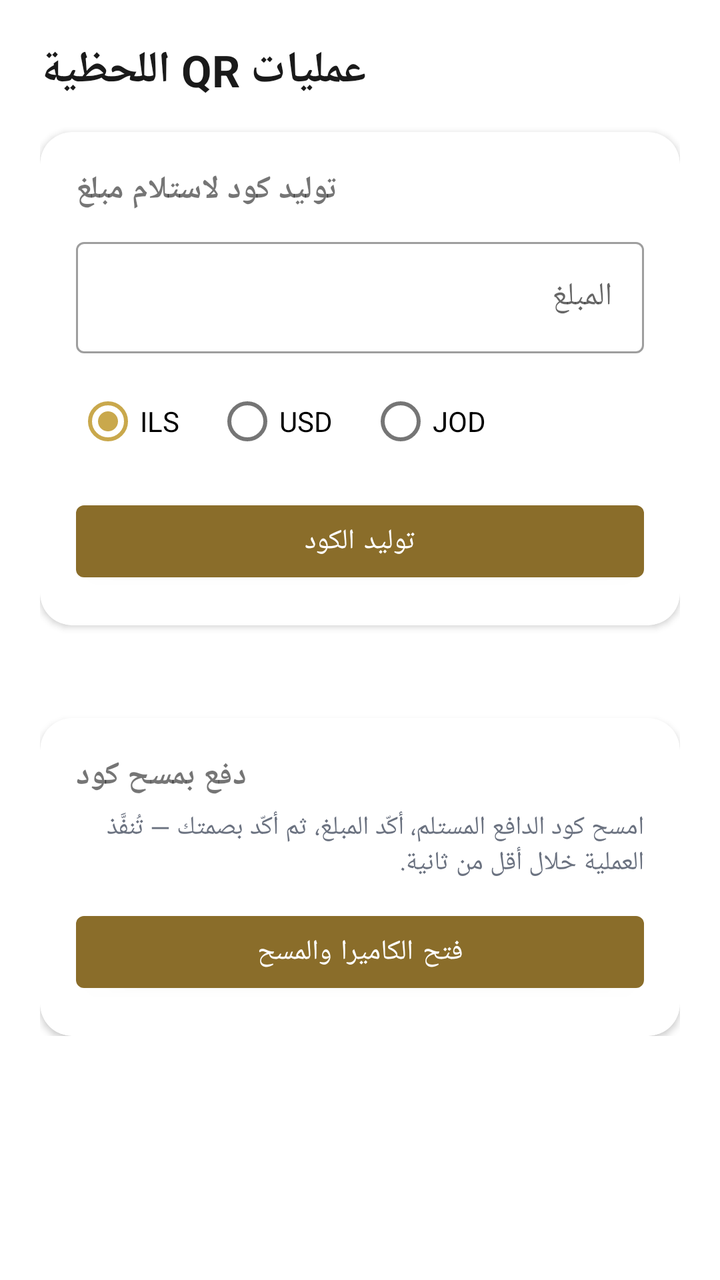
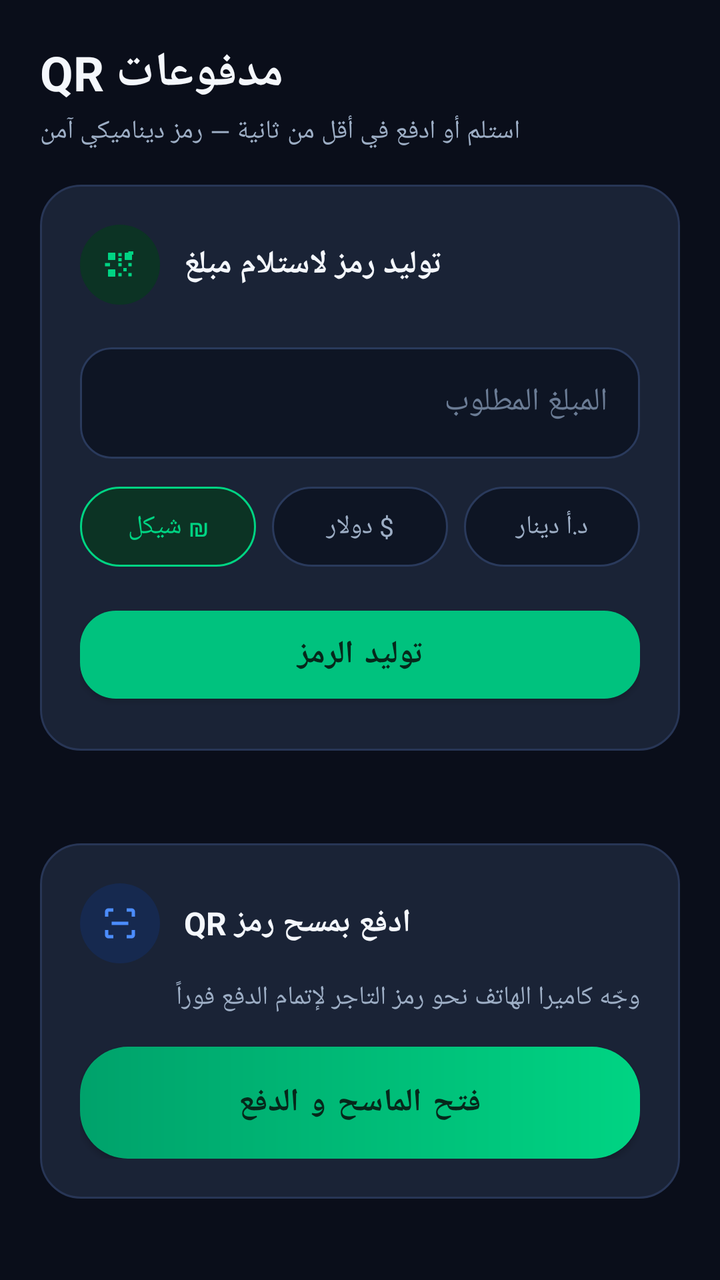

Compare the two renders of this Android layout. The source of the first and the diff that turns it into the second are given below.
<!-- AndroidManifest.xml: application theme Theme.Fakah -->
<!-- res/layout/fragment_qr.xml -->
<?xml version="1.0" encoding="utf-8"?>
<ScrollView xmlns:android="http://schemas.android.com/apk/res/android"
    xmlns:app="http://schemas.android.com/apk/res-auto"
    android:layout_width="match_parent"
    android:layout_height="match_parent">

    <LinearLayout
        android:layout_width="match_parent"
        android:layout_height="wrap_content"
        android:orientation="vertical"
        android:padding="20dp">

        <TextView
            android:layout_width="wrap_content"
            android:layout_height="wrap_content"
            android:text="عمليات QR اللحظية"
            android:textSize="22sp"
            android:textStyle="bold"
            android:textColor="@color/primaryText" />

        
        <com.google.android.material.card.MaterialCardView
            android:layout_width="match_parent"
            android:layout_height="wrap_content"
            app:cardCornerRadius="16dp"
            app:cardElevation="2dp"
            android:layout_marginTop="16dp">
            <LinearLayout
                android:layout_width="match_parent"
                android:layout_height="wrap_content"
                android:orientation="vertical"
                android:padding="18dp">

                <TextView
                    android:layout_width="wrap_content"
                    android:layout_height="wrap_content"
                    android:text="توليد كود لاستلام مبلغ"
                    android:textStyle="bold"
                    android:textSize="16sp"
                    android:layout_marginBottom="10dp" />

                <com.google.android.material.textfield.TextInputLayout
                    android:layout_width="match_parent"
                    android:layout_height="wrap_content"
                    android:hint="المبلغ"
                    style="@style/Widget.MaterialComponents.TextInputLayout.OutlinedBox">
                    <com.google.android.material.textfield.TextInputEditText
                        android:id="@+id/etAmount"
                        android:layout_width="match_parent"
                        android:layout_height="wrap_content"
                        android:inputType="numberDecimal"
                        android:textDirection="ltr" />
                </com.google.android.material.textfield.TextInputLayout>

                <RadioGroup
                    android:id="@+id/rgCurrency"
                    android:layout_width="match_parent"
                    android:layout_height="wrap_content"
                    android:orientation="horizontal"
                    android:layout_marginTop="10dp">
                    <RadioButton
                        android:id="@+id/rbIls"
                        android:layout_width="wrap_content"
                        android:layout_height="wrap_content"
                        android:text="ILS"
                        android:checked="true" />
                    <RadioButton
                        android:id="@+id/rbUsd"
                        android:layout_width="wrap_content"
                        android:layout_height="wrap_content"
                        android:layout_marginStart="18dp"
                        android:text="USD" />
                    <RadioButton
                        android:id="@+id/rbJod"
                        android:layout_width="wrap_content"
                        android:layout_height="wrap_content"
                        android:layout_marginStart="18dp"
                        android:text="JOD" />
                </RadioGroup>

                <com.google.android.material.button.MaterialButton
                    android:id="@+id/btnGenerate"
                    android:layout_width="match_parent"
                    android:layout_height="wrap_content"
                    android:layout_marginTop="12dp"
                    android:text="توليد الكود" />

                <com.google.android.material.card.MaterialCardView
                    android:id="@+id/cardQrResult"
                    android:layout_width="match_parent"
                    android:layout_height="wrap_content"
                    app:cardCornerRadius="12dp"
                    android:layout_marginTop="14dp"
                    android:visibility="gone">
                    <LinearLayout
                        android:layout_width="match_parent"
                        android:layout_height="wrap_content"
                        android:orientation="vertical"
                        android:gravity="center_horizontal"
                        android:padding="14dp">
                        <ImageView
                            android:id="@+id/ivQr"
                            android:layout_width="260dp"
                            android:layout_height="260dp"
                            android:contentDescription="QR code" />
                        <TextView
                            android:id="@+id/tvQrAmount"
                            android:layout_width="wrap_content"
                            android:layout_height="wrap_content"
                            android:layout_marginTop="8dp"
                            android:textSize="18sp"
                            android:textStyle="bold"
                            android:textColor="@color/goldDark" />
                        <TextView
                            android:id="@+id/tvQrExpiry"
                            android:layout_width="wrap_content"
                            android:layout_height="wrap_content"
                            android:textColor="@color/textSecondary"
                            android:layout_marginTop="4dp" />
                    </LinearLayout>
                </com.google.android.material.card.MaterialCardView>
            </LinearLayout>
        </com.google.android.material.card.MaterialCardView>

        <TextView
            android:id="@+id/tvQrHint"
            android:layout_width="match_parent"
            android:layout_height="wrap_content"
            android:layout_marginTop="10dp"
            android:textColor="@color/textSecondary"
            android:textSize="12sp"
            android:gravity="center" />

        
        <com.google.android.material.card.MaterialCardView
            android:layout_width="match_parent"
            android:layout_height="wrap_content"
            app:cardCornerRadius="16dp"
            app:cardElevation="2dp"
            android:layout_marginTop="20dp">
            <LinearLayout
                android:layout_width="match_parent"
                android:layout_height="wrap_content"
                android:orientation="vertical"
                android:padding="18dp">

                <TextView
                    android:layout_width="wrap_content"
                    android:layout_height="wrap_content"
                    android:text="دفع بمسح كود"
                    android:textStyle="bold"
                    android:textSize="16sp" />

                <TextView
                    android:layout_width="match_parent"
                    android:layout_height="wrap_content"
                    android:layout_marginTop="6dp"
                    android:text="امسح كود الدافع المستلم، أكّد المبلغ، ثم أكّد بصمتك — تُنفَّذ العملية خلال أقل من ثانية."
                    android:textColor="@color/textSecondary"
                    android:textSize="13sp" />

                <com.google.android.material.button.MaterialButton
                    android:id="@+id/btnScan"
                    android:layout_width="match_parent"
                    android:layout_height="wrap_content"
                    android:layout_marginTop="12dp"
                    android:text="فتح الكاميرا والمسح" />
            </LinearLayout>
        </com.google.android.material.card.MaterialCardView>
    </LinearLayout>
</ScrollView>
<!-- resources referenced by this layout -->
<resources>
  <color name="goldDark">#8A6D2A</color>
  <color name="primaryText">#1A1A1A</color>
  <color name="textSecondary">#6B7280</color>
  <style name="Theme.Fakah" parent="Theme.MaterialComponents.DayNight.NoActionBar">
          <item name="colorPrimary">@color/goldDark</item>
          <item name="colorPrimaryVariant">@color/gold</item>
          <item name="colorOnPrimary">#FFFFFF</item>
          <item name="colorSecondary">@color/gold</item>
          <item name="colorSecondaryVariant">@color/goldDark</item>
          <item name="colorOnSecondary">#1A1A1A</item>
          <item name="android:statusBarColor">@color/primaryText</item>
          <item name="android:windowBackground">@color/bg</item>
      </style>
  <color name="gold">#C9A84C</color>
  <color name="bg">#FFFFFF</color>
</resources>

<!-- the commit's change to res/layout/fragment_qr.xml (unified diff, before → after) -->
@@ -2,7 +2,9 @@
 <ScrollView xmlns:android="http://schemas.android.com/apk/res/android"
     xmlns:app="http://schemas.android.com/apk/res-auto"
     android:layout_width="match_parent"
-    android:layout_height="match_parent">
+    android:layout_height="match_parent"
+    android:scrollbars="none"
+    android:overScrollMode="never">
 
     <LinearLayout
         android:layout_width="match_parent"
@@ -13,159 +15,234 @@
         <TextView
             android:layout_width="wrap_content"
             android:layout_height="wrap_content"
-            android:text="عمليات QR اللحظية"
-            android:textSize="22sp"
+            android:text="مدفوعات QR"
+            android:textSize="24sp"
             android:textStyle="bold"
-            android:textColor="@color/primaryText" />
+            android:textColor="@color/textPrimary"/>
+
+        <TextView
+            android:layout_width="wrap_content"
+            android:layout_height="wrap_content"
+            android:layout_marginTop="4dp"
+            android:text="استلم أو ادفع في أقل من ثانية — رمز ديناميكي آمن"
+            android:textSize="13sp"
+            android:textColor="@color/textSecondary"/>
 
         
-        <com.google.android.material.card.MaterialCardView
+        <LinearLayout
             android:layout_width="match_parent"
             android:layout_height="wrap_content"
-            app:cardCornerRadius="16dp"
-            app:cardElevation="2dp"
-            android:layout_marginTop="16dp">
+            android:orientation="vertical"
+            android:background="@drawable/bg_tx_row"
+            android:padding="20dp"
+            android:layout_marginTop="18dp">
+
             <LinearLayout
-                android:layout_width="match_parent"
-                android:layout_height="wrap_content"
-                android:orientation="vertical"
-                android:padding="18dp">
-
-                <TextView
-                    android:layout_width="wrap_content"
-                    android:layout_height="wrap_content"
-                    android:text="توليد كود لاستلام مبلغ"
+                android:layout_width="wrap_content"
+                android:layout_height="wrap_content"
+                android:orientation="horizontal"
+                android:gravity="center_vertical">
+
+                <FrameLayout
+                    android:layout_width="40dp"
+                    android:layout_height="40dp"
+                    android:background="@drawable/bg_circle_icon">
+
+                    <ImageView
+                        android:layout_width="20dp"
+                        android:layout_height="20dp"
+                        android:layout_gravity="center"
+                        android:src="@drawable/ic_qr_big"
+                        app:tint="@color/primaryBright"
+                        android:contentDescription=""/>
+                </FrameLayout>
+
+                <TextView
+                    android:layout_width="wrap_content"
+                    android:layout_height="wrap_content"
+                    android:layout_marginStart="12dp"
+                    android:text="توليد رمز لاستلام مبلغ"
                     android:textStyle="bold"
                     android:textSize="16sp"
-                    android:layout_marginBottom="10dp" />
-
-                <com.google.android.material.textfield.TextInputLayout
+                    android:textColor="@color/textPrimary"/>
+            </LinearLayout>
+
+            <com.google.android.material.textfield.TextInputLayout
+                android:layout_width="match_parent"
+                android:layout_height="wrap_content"
+                android:layout_marginTop="16dp"
+                android:hint="المبلغ المطلوب"
+                style="@style/Widget.Fakah.Input">
+
+                <com.google.android.material.textfield.TextInputEditText
+                    android:id="@+id/etAmount"
+                    style="@style/Text.Fakah.Input"
                     android:layout_width="match_parent"
                     android:layout_height="wrap_content"
-                    android:hint="المبلغ"
-                    style="@style/Widget.MaterialComponents.TextInputLayout.OutlinedBox">
-                    <com.google.android.material.textfield.TextInputEditText
-                        android:id="@+id/etAmount"
-                        android:layout_width="match_parent"
-                        android:layout_height="wrap_content"
-                        android:inputType="numberDecimal"
-                        android:textDirection="ltr" />
-                </com.google.android.material.textfield.TextInputLayout>
-
-                <RadioGroup
-                    android:id="@+id/rgCurrency"
-                    android:layout_width="match_parent"
-                    android:layout_height="wrap_content"
-                    android:orientation="horizontal"
-                    android:layout_marginTop="10dp">
-                    <RadioButton
-                        android:id="@+id/rbIls"
-                        android:layout_width="wrap_content"
-                        android:layout_height="wrap_content"
-                        android:text="ILS"
-                        android:checked="true" />
-                    <RadioButton
-                        android:id="@+id/rbUsd"
-                        android:layout_width="wrap_content"
-                        android:layout_height="wrap_content"
-                        android:layout_marginStart="18dp"
-                        android:text="USD" />
-                    <RadioButton
-                        android:id="@+id/rbJod"
-                        android:layout_width="wrap_content"
-                        android:layout_height="wrap_content"
-                        android:layout_marginStart="18dp"
-                        android:text="JOD" />
-                </RadioGroup>
-
-                <com.google.android.material.button.MaterialButton
-                    android:id="@+id/btnGenerate"
-                    android:layout_width="match_parent"
+                    android:inputType="numberDecimal"
+                    android:textDirection="ltr"/>
+            </com.google.android.material.textfield.TextInputLayout>
+
+            <RadioGroup
+                android:id="@+id/rgCurrency"
+                android:layout_width="match_parent"
+                android:layout_height="wrap_content"
+                android:orientation="horizontal"
+                android:layout_marginTop="14dp">
+
+                <RadioButton
+                    android:id="@+id/rbIls"
+                    android:layout_width="0dp"
+                    android:layout_height="40dp"
+                    android:layout_weight="1"
+                    android:text="₪ شيكل"
+                    android:checked="true"
+                    android:gravity="center"
+                    android:textSize="13sp"
+                    android:button="@null"
+                    android:background="@drawable/radio_chip"
+                    android:textColor="@drawable/radio_chip_text"
+                    android:layout_marginEnd="8dp"/>
+
+                <RadioButton
+                    android:id="@+id/rbUsd"
+                    android:layout_width="0dp"
+                    android:layout_height="40dp"
+                    android:layout_weight="1"
+                    android:text="$ دولار"
+                    android:gravity="center"
+                    android:textSize="13sp"
+                    android:button="@null"
+                    android:background="@drawable/radio_chip"
+                    android:textColor="@drawable/radio_chip_text"
+                    android:layout_marginEnd="8dp"/>
+
+                <RadioButton
+                    android:id="@+id/rbJod"
+                    android:layout_width="0dp"
+                    android:layout_height="40dp"
+                    android:layout_weight="1"
+                    android:text="د.أ دينار"
+                    android:gravity="center"
+                    android:textSize="13sp"
+                    android:button="@null"
+                    android:background="@drawable/radio_chip"
+                    android:textColor="@drawable/radio_chip_text"/>
+            </RadioGroup>
+
+            <com.google.android.material.button.MaterialButton
+                android:id="@+id/btnGenerate"
+                style="@style/Widget.Fakah.Button"
+                android:layout_width="match_parent"
+                android:layout_height="56dp"
+                android:layout_marginTop="16dp"
+                android:text="توليد الرمز"/>
+
+            <LinearLayout
+                android:id="@+id/cardQrResult"
+                android:layout_width="match_parent"
+                android:layout_height="wrap_content"
+                android:orientation="vertical"
+                android:gravity="center_horizontal"
+                android:background="#FFFFFF"
+                android:padding="20dp"
+                android:layout_marginTop="16dp"
+                android:visibility="gone">
+
+                <ImageView
+                    android:id="@+id/ivQr"
+                    android:layout_width="240dp"
+                    android:layout_height="240dp"
+                    android:contentDescription="QR code"/>
+
+                <TextView
+                    android:id="@+id/tvQrAmount"
+                    android:layout_width="wrap_content"
                     android:layout_height="wrap_content"
                     android:layout_marginTop="12dp"
-                    android:text="توليد الكود" />
-
-                <com.google.android.material.card.MaterialCardView
-                    android:id="@+id/cardQrResult"
-                    android:layout_width="match_parent"
-                    android:layout_height="wrap_content"
-                    app:cardCornerRadius="12dp"
-                    android:layout_marginTop="14dp"
-                    android:visibility="gone">
-                    <LinearLayout
-                        android:layout_width="match_parent"
-                        android:layout_height="wrap_content"
-                        android:orientation="vertical"
-                        android:gravity="center_horizontal"
-                        android:padding="14dp">
-                        <ImageView
-                            android:id="@+id/ivQr"
-                            android:layout_width="260dp"
-                            android:layout_height="260dp"
-                            android:contentDescription="QR code" />
-                        <TextView
-                            android:id="@+id/tvQrAmount"
-                            android:layout_width="wrap_content"
-                            android:layout_height="wrap_content"
-                            android:layout_marginTop="8dp"
-                            android:textSize="18sp"
-                            android:textStyle="bold"
-                            android:textColor="@color/goldDark" />
-                        <TextView
-                            android:id="@+id/tvQrExpiry"
-                            android:layout_width="wrap_content"
-                            android:layout_height="wrap_content"
-                            android:textColor="@color/textSecondary"
-                            android:layout_marginTop="4dp" />
-                    </LinearLayout>
-                </com.google.android.material.card.MaterialCardView>
+                    android:textSize="22sp"
+                    android:textStyle="bold"
+                    android:textColor="#0A0E1A"
+                    android:textDirection="ltr"/>
+
+                <TextView
+                    android:id="@+id/tvQrExpiry"
+                    android:layout_width="wrap_content"
+                    android:layout_height="wrap_content"
+                    android:textColor="#6B7C95"
+                    android:textSize="12sp"
+                    android:layout_marginTop="4dp"/>
             </LinearLayout>
-        </com.google.android.material.card.MaterialCardView>
+        </LinearLayout>
 
         <TextView
             android:id="@+id/tvQrHint"
             android:layout_width="match_parent"
             android:layout_height="wrap_content"
             android:layout_marginTop="10dp"
-            android:textColor="@color/textSecondary"
+            android:textColor="@color/textHint"
             android:textSize="12sp"
-            android:gravity="center" />
+            android:gravity="center"/>
 
         
-        <com.google.android.material.card.MaterialCardView
+        <LinearLayout
             android:layout_width="match_parent"
             android:layout_height="wrap_content"
-            app:cardCornerRadius="16dp"
-            app:cardElevation="2dp"
+            android:orientation="vertical"
+            android:background="@drawable/bg_tx_row"
+            android:padding="20dp"
             android:layout_marginTop="20dp">
+
             <LinearLayout
-                android:layout_width="match_parent"
-                android:layout_height="wrap_content"
-                android:orientation="vertical"
-                android:padding="18dp">
-
-                <TextView
-                    android:layout_width="wrap_content"
-                    android:layout_height="wrap_content"
-                    android:text="دفع بمسح كود"
+                android:layout_width="wrap_content"
+                android:layout_height="wrap_content"
+                android:orientation="horizontal"
+                android:gravity="center_vertical">
+
+                <FrameLayout
+                    android:layout_width="40dp"
+                    android:layout_height="40dp"
+                    android:background="@drawable/bg_circle_icon_blue">
+
+                    <ImageView
+                        android:layout_width="20dp"
+                        android:layout_height="20dp"
+                        android:layout_gravity="center"
+                        android:src="@drawable/ic_scan_big"
+                        app:tint="@color/accentBlue"
+                        android:contentDescription=""/>
+                </FrameLayout>
+
+                <TextView
+                    android:layout_width="wrap_content"
+                    android:layout_height="wrap_content"
+                    android:layout_marginStart="12dp"
+                    android:text="ادفع بمسح رمز QR"
                     android:textStyle="bold"
-                    android:textSize="16sp" />
-
-                <TextView
-                    android:layout_width="match_parent"
-                    android:layout_height="wrap_content"
-                    android:layout_marginTop="6dp"
-                    android:text="امسح كود الدافع المستلم، أكّد المبلغ، ثم أكّد بصمتك — تُنفَّذ العملية خلال أقل من ثانية."
-                    android:textColor="@color/textSecondary"
-                    android:textSize="13sp" />
-
-                <com.google.android.material.button.MaterialButton
-                    android:id="@+id/btnScan"
-                    android:layout_width="match_parent"
-                    android:layout_height="wrap_content"
-                    android:layout_marginTop="12dp"
-                    android:text="فتح الكاميرا والمسح" />
+                    android:textSize="16sp"
+                    android:textColor="@color/textPrimary"/>
             </LinearLayout>
-        </com.google.android.material.card.MaterialCardView>
+
+            <TextView
+                android:layout_width="match_parent"
+                android:layout_height="wrap_content"
+                android:layout_marginTop="8dp"
+                android:text="وجّه كاميرا الهاتف نحو رمز التاجر لإتمام الدفع فوراً"
+                android:textSize="13sp"
+                android:textColor="@color/textSecondary"/>
+
+            <com.google.android.material.button.MaterialButton
+                android:id="@+id/btnScan"
+                android:layout_width="match_parent"
+                android:layout_height="56dp"
+                android:layout_marginTop="16dp"
+                android:text="فتح الماسح و الدفع"
+                android:textSize="16sp"
+                android:textStyle="bold"
+                android:textColor="@color/onPrimary"
+                android:background="@drawable/bg_btn_scan"
+                app:backgroundTint="@null"
+                app:rippleColor="#3306281B"/>
+        </LinearLayout>
     </LinearLayout>
 </ScrollView>
<!-- resource entries referenced after the edit -->
@@ -1,19 +1,146 @@
 <!-- resources referenced by this layout -->
 <resources>
-  <color name="goldDark">#8A6D2A</color>
-  <color name="primaryText">#1A1A1A</color>
-  <color name="textSecondary">#6B7280</color>
-  <style name="Theme.Fakah" parent="Theme.MaterialComponents.DayNight.NoActionBar">
-          <item name="colorPrimary">@color/goldDark</item>
-          <item name="colorPrimaryVariant">@color/gold</item>
-          <item name="colorOnPrimary">#FFFFFF</item>
-          <item name="colorSecondary">@color/gold</item>
-          <item name="colorSecondaryVariant">@color/goldDark</item>
-          <item name="colorOnSecondary">#1A1A1A</item>
-          <item name="android:statusBarColor">@color/primaryText</item>
+  <color name="accentBlue">#4C8DFF</color>
+  <color name="onPrimary">#06281B</color>
+  <color name="primaryBright">#00D483</color>
+  <color name="textHint">#6B7C95</color>
+  <color name="textPrimary">#F4F7FC</color>
+  <color name="textSecondary">#9DAEC5</color>
+  <!-- drawable bg_btn_scan (drawable) -->
+  <?xml version="1.0" encoding="utf-8"?>
+  <ripple xmlns:android="http://schemas.android.com/apk/res/android" android:color="#3306281B">
+      <item>
+          <shape android:shape="rectangle">
+              <gradient android:angle="0" android:startColor="@color/primaryDeep" android:endColor="@color/primaryBright"/>
+              <corners android:radius="24dp"/>
+          </shape>
+      </item>
+  </ripple>
+  <!-- drawable bg_circle_icon (drawable) -->
+  <?xml version="1.0" encoding="utf-8"?>
+  <shape xmlns:android="http://schemas.android.com/apk/res/android" shape="oval">
+      <solid android:color="@color/primarySoft"/>
+  </shape>
+  <!-- drawable bg_circle_icon_blue (drawable) -->
+  <?xml version="1.0" encoding="utf-8"?>
+  <shape xmlns:android="http://schemas.android.com/apk/res/android">
+      <solid android:color="@color/blueSoft"/>
+      <corners android:radius="30dp"/>
+  </shape>
+  <!-- drawable bg_tx_row (drawable) -->
+  <?xml version="1.0" encoding="utf-8"?>
+  <shape xmlns:android="http://schemas.android.com/apk/res/android">
+      <solid android:color="@color/bgCard"/>
+      <corners android:radius="20dp"/>
+      <stroke android:width="1dp" android:color="@color/cardStroke"/>
+  </shape>
+  <!-- drawable ic_qr_big (drawable) -->
+  <vector xmlns:android="http://schemas.android.com/apk/res/android" android:width="24dp" android:height="24dp" android:viewportWidth="24" android:viewportHeight="24">
+      <path android:fillColor="#FFFFFF" android:pathData="M5,5h4v4H5V5zM7,7v0.01zM15,5h4v4h-4V5zM17,7v0.01zM5,15h4v4H5v-4zM7,17v0.01z"/>
+      <path android:fillColor="#FFFFFF" android:pathData="M5,5h4v4H5V5zM15,5h4v4h-4V5zM5,15h4v4H5v-4z" android:strokeColor="#FFFFFF" android:strokeWidth="0"/>
+      <path android:fillColor="#FFFFFF" android:pathData="M11,5h2v2h-2V5zM11,11h2v2h-2v-2zM11,17h2v2h-2v-2zM14,14h2v2h-2v-2zM17,11h2v2h-2v-2zM17,17h2v2h-2v-2z"/>
+      <path android:fillColor="#00C27E" android:pathData="M3,11h3v2H3v-2zM11,8h2v2h-2V8zM18,4h2v2h-3V4z"/>
+  </vector>
+  <!-- drawable ic_scan_big (drawable) -->
+  <vector xmlns:android="http://schemas.android.com/apk/res/android" android:width="24dp" android:height="24dp" android:viewportWidth="24" android:viewportHeight="24">
+      <path android:fillColor="#FFFFFF" android:pathData="M3,8V5c0,-1.1 0.9,-2 2,-2h3v2H5v3H3zM16,3h3c1.1,0 2,0.9 2,2v3h-2V5h-3V3zM3,16h2v3h3v2H5c-1.1,0 -2,-0.9 -2,-2v-3zM19,16h2v3c0,1.1 -0.9,2 -2,2h-3v-2h3v-3z"/>
+      <path android:fillColor="#00C27E" android:pathData="M7,11h10v2H7v-2z"/>
+  </vector>
+  <!-- drawable radio_chip (drawable) -->
+  <?xml version="1.0" encoding="utf-8"?>
+  <selector xmlns:android="http://schemas.android.com/apk/res/android">
+      <item android:state_checked="true">
+          <shape android:shape="rectangle">
+              <solid android:color="@color/primarySoft"/>
+              <corners android:radius="20dp"/>
+              <stroke android:width="1dp" android:color="@color/primaryBright"/>
+          </shape>
+      </item>
+      <item>
+          <shape android:shape="rectangle">
+              <solid android:color="@color/bgInput"/>
+              <corners android:radius="20dp"/>
+              <stroke android:width="1dp" android:color="@color/inputStroke"/>
+          </shape>
+      </item>
+  </selector>
+  <!-- drawable radio_chip_text (drawable) -->
+  <?xml version="1.0" encoding="utf-8"?>
+  <selector xmlns:android="http://schemas.android.com/apk/res/android">
+      <item android:color="@color/primaryBright" android:state_checked="true"/>
+      <item android:color="@color/textSecondary"/>
+  </selector>
+  <style name="Text.Fakah.Input">
+          <item name="android:textSize">16sp</item>
+          <item name="android:textColor">@color/textPrimary</item>
+          <item name="android:textColorHint">@color/textHint</item>
+      </style>
+  <style name="Widget.Fakah.Button" parent="Widget.MaterialComponents.Button">
+          <item name="android:textSize">16sp</item>
+          <item name="android:textStyle">bold</item>
+          <item name="android:textColor">@color/onPrimary</item>
+          <item name="backgroundTint">@color/primary</item>
+          <item name="android:paddingStart">24dp</item>
+          <item name="android:paddingEnd">24dp</item>
+          <item name="cornerRadius">18dp</item>
+          <item name="elevation">0dp</item>
+          <item name="rippleColor">#3306281B</item>
+      </style>
+  <style name="Widget.Fakah.Input" parent="Widget.MaterialComponents.TextInputLayout.OutlinedBox">
+          <item name="boxBackgroundColor">@color/bgInput</item>
+          <item name="boxStrokeColor">@color/input_stroke_state</item>
+          <item name="boxCornerRadiusTopStart">16dp</item>
+          <item name="boxCornerRadiusTopEnd">16dp</item>
+          <item name="boxCornerRadiusBottomStart">16dp</item>
+          <item name="boxCornerRadiusBottomEnd">16dp</item>
+          <item name="hintTextColor">@color/textSecondary</item>
+          <item name="android:textColorHint">@color/textHint</item>
+          <item name="colorPrimary">@color/primaryBright</item>
+          <item name="boxStrokeWidth">1dp</item>
+          <item name="boxStrokeWidthFocused">2dp</item>
+      </style>
+  <style name="Theme.Fakah" parent="Theme.MaterialComponents.NoActionBar">
+          <item name="colorPrimary">@color/primary</item>
+          <item name="colorPrimaryVariant">@color/primaryDeep</item>
+          <item name="colorOnPrimary">@color/onPrimary</item>
+          <item name="colorSecondary">@color/accentBlue</item>
+          <item name="colorSecondaryVariant">@color/accentGold</item>
+          <item name="colorOnSecondary">#0A1226</item>
+          <item name="colorSurface">@color/bgCard</item>
+          <item name="colorOnSurface">@color/textPrimary</item>
+          <item name="android:colorBackground">@color/bg</item>
           <item name="android:windowBackground">@color/bg</item>
+          <item name="android:statusBarColor">@color/bg</item>
+          <item name="android:navigationBarColor">@color/bgNav</item>
+          <item name="android:windowLightStatusBar">false</item>
+          <item name="colorError">@color/danger</item>
+          <item name="android:textColorPrimary">@color/textPrimary</item>
+          <item name="android:textColorSecondary">@color/textSecondary</item>
+          <item name="android:textColorHint">@color/textHint</item>
+          <item name="materialAlertDialogTheme">@style/ThemeOverlay.Fakah.Dialog</item>
       </style>
-  <color name="gold">#C9A84C</color>
-  <color name="bg">#FFFFFF</color>
+  <color name="primaryDeep">#00A26B</color>
+  <color name="primarySoft">#0C3324</color>
+  <color name="blueSoft">#16294F</color>
+  <color name="bgCard">#1A2336</color>
+  <color name="cardStroke">#283656</color>
+  <color name="bgInput">#0E1524</color>
+  <color name="inputStroke">#2A3A5C</color>
+  <color name="primary">#00C27E</color>
+  <color name="accentGold">#FFC85C</color>
+  <color name="bg">#0A0E1A</color>
+  <color name="bgNav">#0E1526</color>
+  <color name="danger">#FF6B6B</color>
+  <style name="ThemeOverlay.Fakah.Dialog" parent="ThemeOverlay.MaterialComponents.Dialog.Alert">
+          <item name="colorPrimary">@color/primary</item>
+          <item name="android:windowBackground">@color/bgCard</item>
+          <item name="android:textColorPrimary">@color/textPrimary</item>
+          <item name="android:textColor">@color/textPrimary</item>
+          <item name="buttonBarPositiveButtonStyle">@style/Widget.Fakah.DialogButton</item>
+          <item name="buttonBarNegativeButtonStyle">@style/Widget.Fakah.DialogButton</item>
+      </style>
+  <style name="Widget.Fakah.DialogButton" parent="Widget.MaterialComponents.Button.TextButton.Dialog">
+          <item name="android:textColor">@color/primaryBright</item>
+      </style>
 </resources>
 
